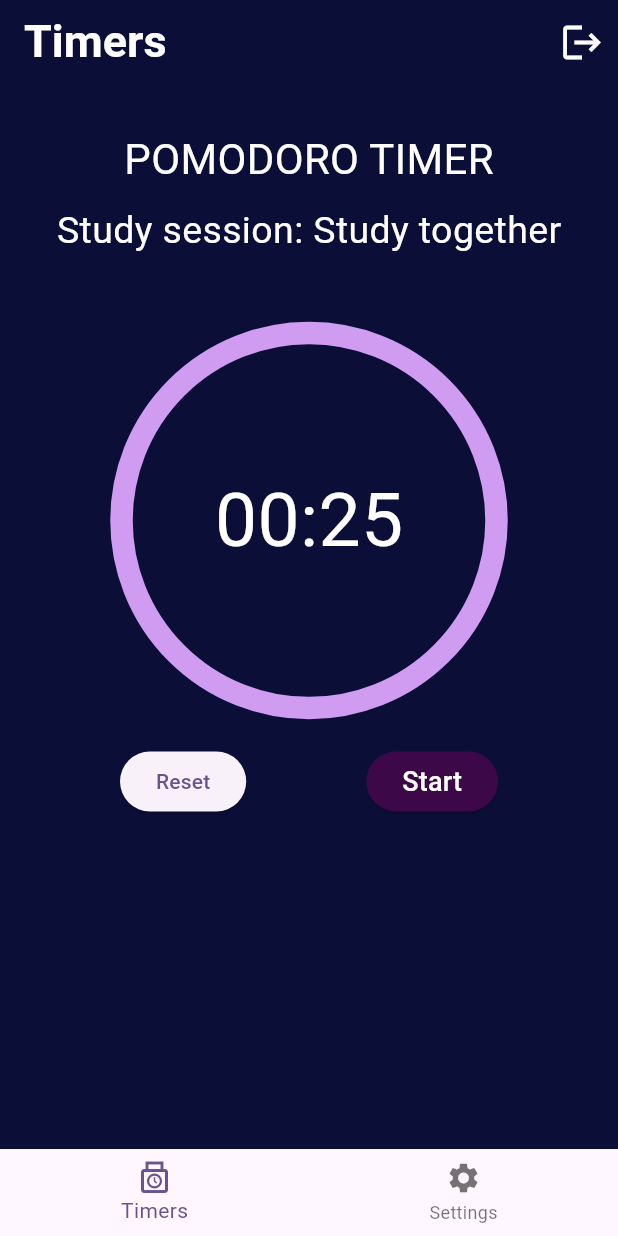
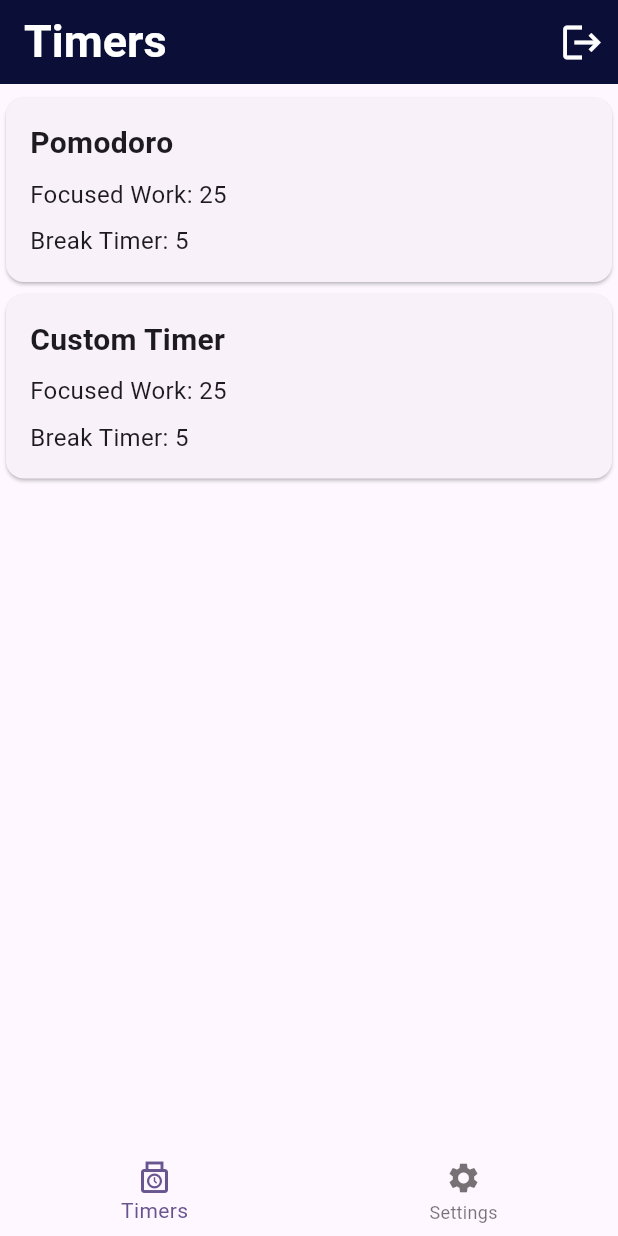
Before and after one commit to ingridlopez45/pomodoro_timer, a Flutter app: the screen it shows after launch, on a phone screen of 412 x 824 dp. Run offline on Flutter 3.47's test engine with Material 3 defaults, Android fonts, the phone set to English and light mode, and no system bars.

Commit message:
feat: Add TimersPage and TimerCard components
The code changes include adding the TimersPage and TimerCard components. The TimersPage component is responsible for displaying a list of timer cards, while the TimerCard component represents an individual timer card with its name, focused work duration, and break timer duration. These components will be used to enhance the functionality and user interface of the application's timer feature.

```diff
--- a/lib/pages/main_page.dart
+++ b/lib/pages/main_page.dart
@@ -1,5 +1,6 @@
 import "package:flutter/material.dart";
 import "package:pomodoro_timer/pages/pomodoro_page.dart";
+import "package:pomodoro_timer/pages/timers_page.dart";
 
 class MainPage extends StatefulWidget {
   const MainPage({super.key});
@@ -13,7 +14,7 @@ class _MainPageState extends State<MainPage> {
   final screenNames = ["Timers", "Settings"];
   final pageController = PageController();
 
-  final screens = [PomodoroPage(), PomodoroPage()];
+  final screens = [TimersPage(), PomodoroPage()];
 
   @override
   Widget build(BuildContext context) {
--- /dev/null
+++ b/lib/pages/timer_card.dart
@@ -0,0 +1,66 @@
+import 'package:flutter/material.dart';
+import 'package:pomodoro_timer/pages/pomodoro_page.dart';
+
+
+class TimerCard extends StatelessWidget {
+  final String timerId;
+  final String timerName;
+  final int workSessions;
+  final int focusedWork;
+  final int breakTimer;
+
+  const TimerCard({
+    super.key,
+    required this.focusedWork,
+    required this.breakTimer,
+    required this.timerName,
+    required this.timerId,
+    required this.workSessions,
+  });
+
+  @override
+  Widget build(BuildContext context) {
+    return GestureDetector(
+      onTap: () {
+        Navigator.push(
+          context,
+          MaterialPageRoute(builder: (context) => PomodoroPage()),
+        );
+      },
+      child: Container(
+        width: double.infinity,
+        child: Card(
+          child: Padding(
+            padding: const EdgeInsets.all(16.0),
+            child: Column(
+              crossAxisAlignment: CrossAxisAlignment.start,
+              children: [
+                Text(
+                  timerName,
+                  style: const TextStyle(
+                    fontSize: 20,
+                    fontWeight: FontWeight.bold,
+                  ),
+                ),
+                const SizedBox(height: 8),
+                Text(
+                  'Focused Work: $focusedWork',
+                  style: const TextStyle(
+                    fontSize: 16,
+                  ),
+                ),
+                const SizedBox(height: 8),
+                Text(
+                  'Break Timer: $breakTimer',
+                  style: const TextStyle(
+                    fontSize: 16,
+                  ),
+                ),
+              ],
+            ),
+          ),
+        ),
+      ),
+    );
+  }
+}
--- /dev/null
+++ b/lib/pages/timers_page.dart
@@ -0,0 +1,37 @@
+import "package:flutter/material.dart";
+import "package:pomodoro_timer/pages/timer_card.dart";
+
+class TimersPage extends StatelessWidget {
+  final controller = TextEditingController();
+
+  TimersPage({super.key});
+
+  @override
+  Widget build(BuildContext context) {
+    return Material(
+      child: SafeArea(
+        child: SingleChildScrollView(
+          child: Column(
+            children: [
+              const SizedBox(height: 5),
+              TimerCard(
+                timerId: "1",
+                timerName: "Pomodoro",
+                workSessions: 4,
+                focusedWork: 25,
+                breakTimer: 5,
+              ),
+              TimerCard(
+                timerId: "2",
+                timerName: "Custom Timer",
+                workSessions: 4,
+                focusedWork: 25,
+                breakTimer: 5,
+              ),
+            ],
+          ),
+        ),
+      ),
+    );
+  }
+}
```
